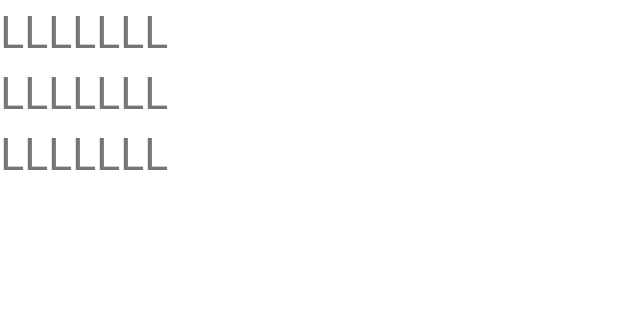
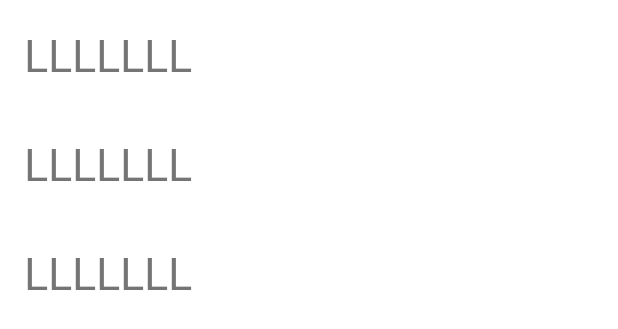
Before and after one commit to Evgenija1984/Homework8v2, an Android app: the layout fragment_social_network.xml on its own in the app's theme, with its tools: preview values and no code run, on a phone screen of 412 x 824 dp. Shown: the top 329 px of the screen. Run offline under Robolectric (Android 15) with nearby library versions, the phone set to English and light mode, and no system bars.

```diff
--- a/app/src/main/res/layout/item.xml
+++ b/app/src/main/res/layout/item.xml
@@ -1,7 +1,8 @@
 <?xml version="1.0" encoding="utf-8"?>
 <LinearLayout xmlns:android="http://schemas.android.com/apk/res/android"
     xmlns:tools="http://schemas.android.com/tools"
-    android:layout_width="wrap_content"
+    android:layout_width="match_parent"
+    android:padding="@dimen/padding"
     android:layout_height="wrap_content">
 
     <TextView
--- a/app/src/main/res/values/dimens.xml
+++ b/app/src/main/res/values/dimens.xml
@@ -1,4 +1,5 @@
 <?xml version="1.0" encoding="utf-8"?>
 <resources>
     <dimen name="text_size">30sp</dimen>
+    <dimen name="padding">16dp</dimen>
 </resources>
```
Also changed, not shown: app/src/main/java/keyone/keytwo/homework8v2/MyOnClickListener.java (added, +8 -0 lines), app/src/main/java/keyone/keytwo/homework8v2/SocialNetworkAdapter.java (+12 -0 lines), app/src/main/java/keyone/keytwo/homework8v2/SocialNetworkFragment.java (+8 -1 lines), app/src/main/res/values/arrays.xml (+12 -0 lines).
